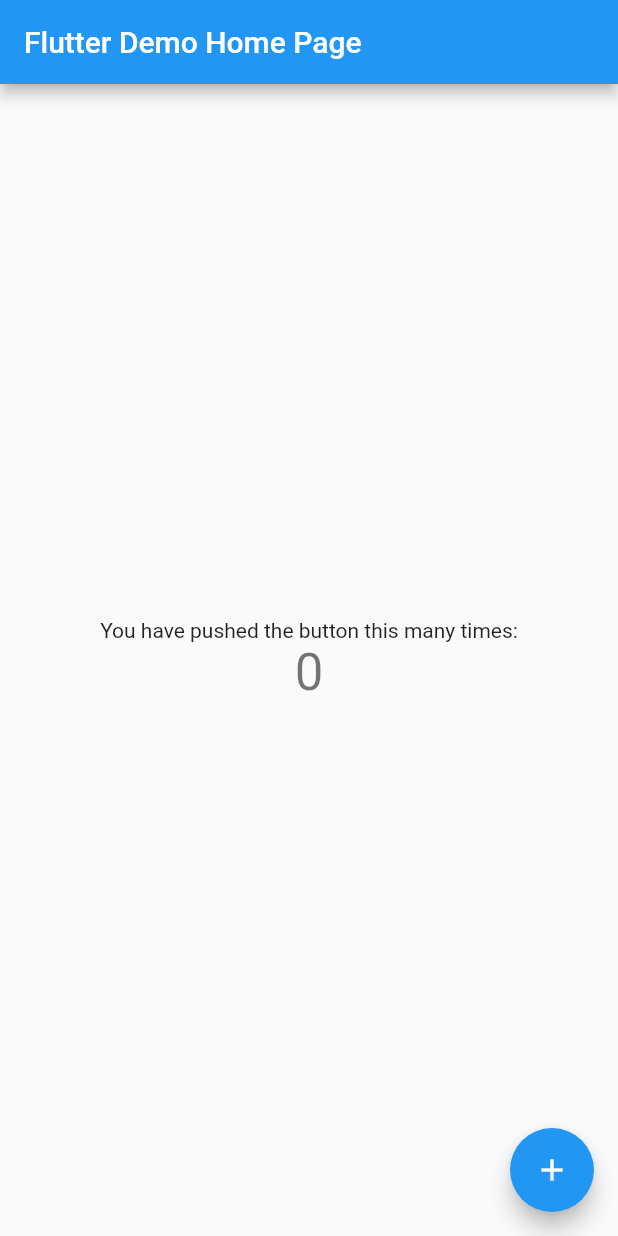
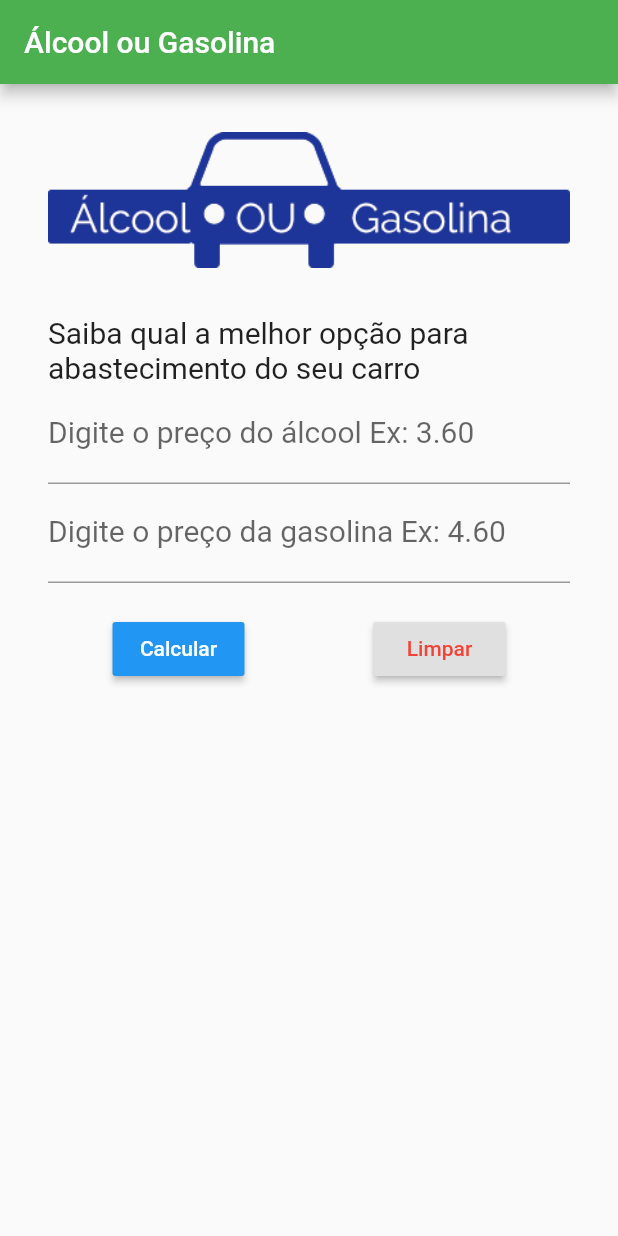
Before and after one commit to alexmaruyama/alcool_gasolina, a Flutter app: the screen it shows after launch, on a phone screen of 412 x 824 dp. Run offline on Flutter 3.47's test engine with Material 2 defaults, Android fonts, the phone set to English and light mode, and no system bars.

Commit message:
1) implementado tela. 2) implentado a lógica.

```diff
--- /dev/null
+++ b/lib/home.dart
@@ -0,0 +1,120 @@
+import 'package:flutter/material.dart';
+
+class Home extends StatefulWidget {
+  @override
+  _HomeState createState() => _HomeState();
+}
+
+class _HomeState extends State<Home> {
+  TextEditingController _controllerAlcool = TextEditingController();
+  TextEditingController _controllerGasolina = TextEditingController();
+  String _mensagem = '';
+
+  void _calcular() {
+    double precoAlcool = double.tryParse(_controllerAlcool.text);
+    double precoGasolina = double.tryParse(_controllerGasolina.text);
+
+    setState(() {
+      if (precoAlcool == null || precoGasolina == null) {
+        _mensagem =
+            'Campo não pode estar em branco. Utilizar PONTO e não VÍRGULA';
+      } else {
+        if ((precoAlcool / precoGasolina) >= 0.7) {
+          _mensagem = 'Gasolina é mais vantajosa';
+        } else {
+          _mensagem = 'Álcool é mais vantajoso';
+        }
+      }
+    });
+  }
+
+  void _limpar() {
+    _controllerAlcool.text = '';
+    _controllerGasolina.text = '';
+    setState(() {
+      _mensagem = '';
+    });
+  }
+
+  @override
+  Widget build(BuildContext context) {
+    return Scaffold(
+      appBar: AppBar(
+        title: Text('Álcool ou Gasolina'),
+        backgroundColor: Colors.green,
+      ),
+      body: SingleChildScrollView(
+        padding: EdgeInsets.all(32),
+        child: Column(
+          children: <Widget>[
+            Image.asset('imagens/logo.png'),
+            Padding(
+              padding: const EdgeInsets.only(top: 32),
+              child: Text(
+                'Saiba qual a melhor opção para abastecimento do seu carro',
+                style: TextStyle(
+                  fontSize: 20,
+                ),
+              ),
+            ),
+            TextField(
+              controller: _controllerAlcool,
+              keyboardType: TextInputType.number,
+              decoration: InputDecoration(
+                labelText: 'Digite o preço do álcool Ex: 3.60',
+              ),
+              style: TextStyle(
+                fontSize: 20,
+                color: Colors.blue,
+              ),
+            ),
+            TextField(
+              controller: _controllerGasolina,
+              keyboardType: TextInputType.number,
+              decoration: InputDecoration(
+                labelText: 'Digite o preço da gasolina Ex: 4.60',
+              ),
+              style: TextStyle(
+                fontSize: 20,
+                color: Colors.blue,
+              ),
+            ),
+            Padding(
+              padding: const EdgeInsets.only(top: 20),
+              child: Row(
+                mainAxisAlignment: MainAxisAlignment.spaceAround,
+                children: <Widget>[
+                  RaisedButton(
+                    onPressed: _calcular,
+                    child: Text('Calcular'),
+                    color: Colors.blue,
+                    textColor: Colors.white,
+                  ),
+                  RaisedButton(
+                    onPressed: _limpar,
+                    child: Text(
+                      'Limpar',
+                      style: TextStyle(
+                        color: Colors.red,
+                      ),
+                    ),
+                  ),
+                ],
+              ),
+            ),
+            Padding(
+              padding: const EdgeInsets.only(top: 20),
+              child: Text(
+                _mensagem,
+                style: TextStyle(
+                  fontSize: 20,
+                  color: Colors.red,
+                ),
+              ),
+            ),
+          ],
+        ),
+      ),
+    );
+  }
+}
--- a/lib/main.dart
+++ b/lib/main.dart
@@ -1,111 +1,9 @@
+import 'package:alcool_gasolina/home.dart';
 import 'package:flutter/material.dart';
 
-void main() => runApp(MyApp());
-
-class MyApp extends StatelessWidget {
-  // This widget is the root of your application.
-  @override
-  Widget build(BuildContext context) {
-    return MaterialApp(
-      title: 'Flutter Demo',
-      theme: ThemeData(
-        // This is the theme of your application.
-        //
-        // Try running your application with "flutter run". You'll see the
-        // application has a blue toolbar. Then, without quitting the app, try
-        // changing the primarySwatch below to Colors.green and then invoke
-        // "hot reload" (press "r" in the console where you ran "flutter run",
-        // or simply save your changes to "hot reload" in a Flutter IDE).
-        // Notice that the counter didn't reset back to zero; the application
-        // is not restarted.
-        primarySwatch: Colors.blue,
-      ),
-      home: MyHomePage(title: 'Flutter Demo Home Page'),
-    );
-  }
+void main() {
+  runApp(MaterialApp(
+    debugShowCheckedModeBanner: false,
+    home: Home(),
+  ));
 }
-
-class MyHomePage extends StatefulWidget {
-  MyHomePage({Key key, this.title}) : super(key: key);
-
-  // This widget is the home page of your application. It is stateful, meaning
-  // that it has a State object (defined below) that contains fields that affect
-  // how it looks.
-
-  // This class is the configuration for the state. It holds the values (in this
-  // case the title) provided by the parent (in this case the App widget) and
-  // used by the build method of the State. Fields in a Widget subclass are
-  // always marked "final".
-
-  final String title;
-
-  @override
-  _MyHomePageState createState() => _MyHomePageState();
-}
-
-class _MyHomePageState extends State<MyHomePage> {
-  int _counter = 0;
-
-  void _incrementCounter() {
-    setState(() {
-      // This call to setState tells the Flutter framework that something has
-      // changed in this State, which causes it to rerun the build method below
-      // so that the display can reflect the updated values. If we changed
-      // _counter without calling setState(), then the build method would not be
-      // called again, and so nothing would appear to happen.
-      _counter++;
-    });
-  }
-
-  @override
-  Widget build(BuildContext context) {
-    // This method is rerun every time setState is called, for instance as done
-    // by the _incrementCounter method above.
-    //
-    // The Flutter framework has been optimized to make rerunning build methods
-    // fast, so that you can just rebuild anything that needs updating rather
-    // than having to individually change instances of widgets.
-    return Scaffold(
-      appBar: AppBar(
-        // Here we take the value from the MyHomePage object that was created by
-        // the App.build method, and use it to set our appbar title.
-        title: Text(widget.title),
-      ),
-      body: Center(
-        // Center is a layout widget. It takes a single child and positions it
-        // in the middle of the parent.
-        child: Column(
-          // Column is also a layout widget. It takes a list of children and
-          // arranges them vertically. By default, it sizes itself to fit its
-          // children horizontally, and tries to be as tall as its parent.
-          //
-          // Invoke "debug painting" (press "p" in the console, choose the
-          // "Toggle Debug Paint" action from the Flutter Inspector in Android
-          // Studio, or the "Toggle Debug Paint" command in Visual Studio Code)
-          // to see the wireframe for each widget.
-          //
-          // Column has various properties to control how it sizes itself and
-          // how it positions its children. Here we use mainAxisAlignment to
-          // center the children vertically; the main axis here is the vertical
-          // axis because Columns are vertical (the cross axis would be
-          // horizontal).
-          mainAxisAlignment: MainAxisAlignment.center,
-          children: <Widget>[
-            Text(
-              'You have pushed the button this many times:',
-            ),
-            Text(
-              '$_counter',
-              style: Theme.of(context).textTheme.display1,
-            ),
-          ],
-        ),
-      ),
-      floatingActionButton: FloatingActionButton(
-        onPressed: _incrementCounter,
-        tooltip: 'Increment',
-        child: Icon(Icons.add),
-      ), // This trailing comma makes auto-formatting nicer for build methods.
-    );
-  }
-}
--- a/pubspec.yaml
+++ b/pubspec.yaml
@@ -41,8 +41,8 @@ flutter:
   uses-material-design: true
 
   # To add assets to your application, add an assets section, like this:
-  # assets:
-  #  - images/a_dot_burr.jpeg
+  assets:
+   - imagens/logo.png
   #  - images/a_dot_ham.jpeg
 
   # An image asset can refer to one or more resolution-specific "variants", see
```
Also changed, not shown: 1 other file.
